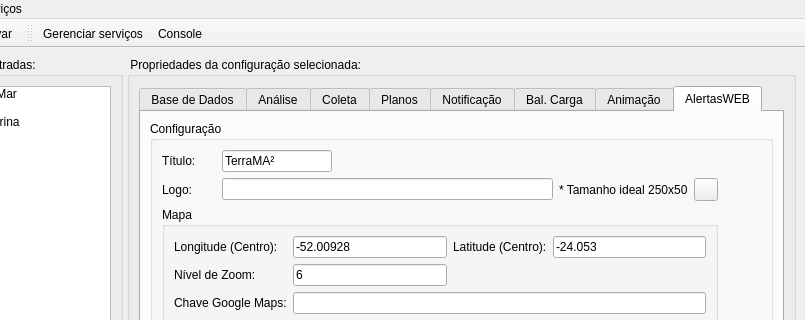
Before: the Qt Designer form src/terrama2/gui/admin/ui/AdminAppForm.ui in TerraMA2/terrama2, drawn with Qt 5; both pictures show x 126 to 931 and y 0 to 320 of the 931 by 633 pixel window.
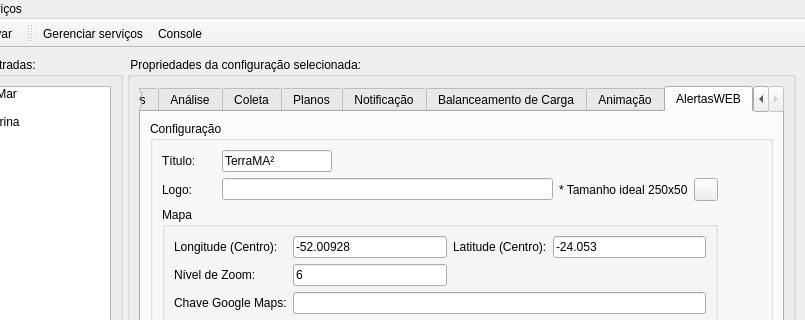
After: the same form once the commit is applied. The open tabs and pages were chosen to show the change. Icons and pictures are not drawn.

Commit message: Adjustment interface Administration

The edit to the form file:
```diff
--- a/src/terrama2/gui/admin/ui/AdminAppForm.ui
+++ b/src/terrama2/gui/admin/ui/AdminAppForm.ui
@@ -1214,7 +1214,7 @@
           </widget>
           <widget class="QWidget" name="configTab">
            <attribute name="title">
-            <string>Bal. Carga</string>
+            <string>Balanceamento de Carga</string>
            </attribute>
            <layout class="QGridLayout" name="gridLayout_12">
             <item row="0" column="0" colspan="2">
```
Left out of the diff: 5 changed lines with no effect on the pictures. The commit also changes 3 other files.
